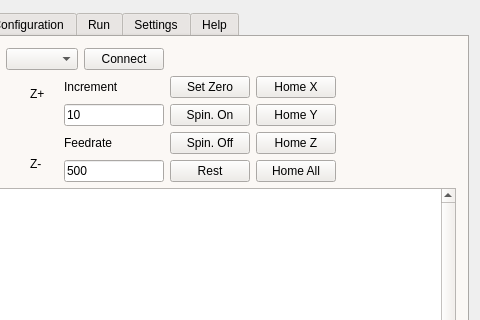
Above: gcode_leveler/mainwindow.ui from ShaneOberloier/gcode_leveler before the change; both pictures show x 178 to 658 and y 0 to 320 of the 658 by 471 pixel window. Below: the same form after it.
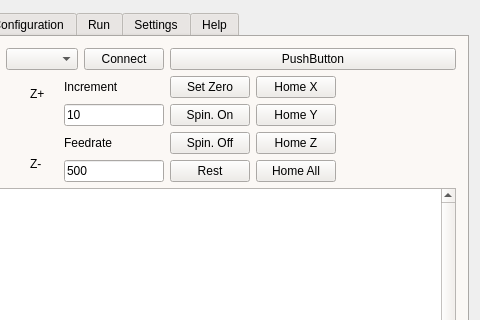
That is the form after the change. Icons and pictures are not drawn.

```diff
--- a/gcode_leveler/mainwindow.ui
+++ b/gcode_leveler/mainwindow.ui
@@ -839,6 +839,13 @@
             </item>
            </layout>
           </item>
+          <item row="0" column="2">
+           <widget class="QPushButton" name="pushButton">
+            <property name="text">
+             <string>PushButton</string>
+            </property>
+           </widget>
+          </item>
          </layout>
         </widget>
         <widget class="QWidget" name="tabMainInterface">
```
